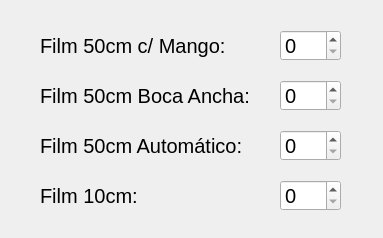
Above: Bolsaco/Rebobinadora.ui from maurocipo/Bolsaco before the change. Below: the same form after it.
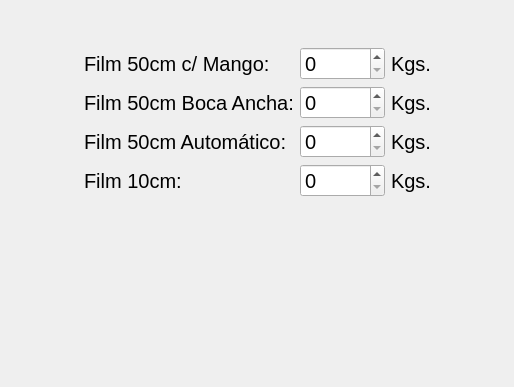
That is the form after the change.

Commit message: - Fixed layouts to work with window resizing. - Added version control of the DB and APP. - Added date control against clock manipulation. - Added automatic backup mechanism.

Patch:
```diff
--- a/Bolsaco/Rebobinadora.ui
+++ b/Bolsaco/Rebobinadora.ui
@@ -6,70 +6,92 @@
    <rect>
     <x>0</x>
     <y>0</y>
-    <width>383</width>
-    <height>238</height>
+    <width>514</width>
+    <height>387</height>
    </rect>
   </property>
   <property name="windowTitle">
    <string>Form</string>
   </property>
+  <layout class="QGridLayout" name="gridLayout_2" rowstretch="1,0,5">
+   <item row="1" column="2">
+    <spacer name="horizontalSpacer_2">
+     <property name="orientation">
+      <enum>Qt::Horizontal</enum>
+     </property>
+     <property name="sizeHint" stdset="0">
+      <size>
+       <width>40</width>
+       <height>20</height>
+      </size>
+     </property>
+    </spacer>
+   </item>
+   <item row="1" column="0">
+    <spacer name="horizontalSpacer">
+     <property name="orientation">
+      <enum>Qt::Horizontal</enum>
+     </property>
+     <property name="sizeHint" stdset="0">
+      <size>
+       <width>40</width>
+       <height>20</height>
+      </size>
+     </property>
+    </spacer>
+   </item>
+   <item row="1" column="1">
+    <layout class="QGridLayout" name="gridLayout">
+     <item row="1" column="2">
+      <widget class="QLabel" name="label_2">
+       <property name="font">
+        <font>
+         <pointsize>15</pointsize>
+        </font>
+       </property>
+       <property name="text">
+        <string>Kgs.</string>
+       </property>
+      </widget>
+     </item>
+     <item row="0" column="2">
+      <widget class="QLabel" name="label">
+       <property name="font">
+        <font>
+         <pointsize>15</pointsize>
+        </font>
+       </property>
+       <property name="text">
+        <string>Kgs.</string>
+       </property>
+      </widget>
+     </item>
+     <item row="2" column="0">
+      <widget class="QLabel" name="Medida3">
+       <property name="font">
+        <font>
+         <pointsize>15</pointsize>
+        </font>
+       </property>
+       <property name="text">
+        <string>Film 50cm Automático:</string>
+       </property>
+      </widget>
+     </item>
+     <item row="0" column="1">
   <widget class="QSpinBox" name="spinBox_Film50CMango">
-   <property name="geometry">
-    <rect>
-     <x>280</x>
-     <y>30</y>
-     <width>61</width>
-     <height>31</height>
-    </rect>
-   </property>
    <property name="font">
     <font>
      <pointsize>15</pointsize>
     </font>
    </property>
-  </widget>
-  <widget class="QSpinBox" name="spinBox_Film50Automatico">
-   <property name="geometry">
-    <rect>
-     <x>280</x>
-     <y>130</y>
-     <width>61</width>
-     <height>31</height>
-    </rect>
-   </property>
-   <property name="font">
-    <font>
-     <pointsize>15</pointsize>
-    </font>
-   </property>
-  </widget>
-  <widget class="QLabel" name="Medida4">
-   <property name="geometry">
-    <rect>
-     <x>40</x>
-     <y>180</y>
-     <width>141</width>
-     <height>31</height>
-    </rect>
-   </property>
-   <property name="font">
-    <font>
-     <pointsize>15</pointsize>
-    </font>
-   </property>
-   <property name="text">
-    <string>Film 10cm:</string>
-   </property>
-  </widget>
+       <property name="maximum">
+        <number>99999</number>
+       </property>
+      </widget>
+     </item>
+     <item row="0" column="0">
   <widget class="QLabel" name="Medida1">
-   <property name="geometry">
-    <rect>
-     <x>40</x>
-     <y>30</y>
-     <width>191</width>
-     <height>31</height>
-    </rect>
-   </property>
    <property name="font">
     <font>
      <pointsize>15</pointsize>
@@ -79,30 +101,21 @@
     <string>Film 50cm c/ Mango:</string>
    </property>
   </widget>
+     </item>
+     <item row="1" column="1">
   <widget class="QSpinBox" name="spinBox_Film50BocaAncha">
-   <property name="geometry">
-    <rect>
-     <x>280</x>
-     <y>80</y>
-     <width>61</width>
-     <height>31</height>
-    </rect>
-   </property>
    <property name="font">
     <font>
      <pointsize>15</pointsize>
     </font>
    </property>
-  </widget>
+       <property name="maximum">
+        <number>99999</number>
+       </property>
+      </widget>
+     </item>
+     <item row="1" column="0">
   <widget class="QLabel" name="Medida2">
-   <property name="geometry">
-    <rect>
-     <x>40</x>
-     <y>80</y>
-     <width>321</width>
-     <height>31</height>
-    </rect>
-   </property>
    <property name="font">
     <font>
      <pointsize>15</pointsize>
@@ -112,39 +125,96 @@
     <string>Film 50cm Boca Ancha:</string>
    </property>
   </widget>
-  <widget class="QLabel" name="Medida3">
-   <property name="geometry">
-    <rect>
-     <x>40</x>
-     <y>130</y>
-     <width>221</width>
-     <height>31</height>
-    </rect>
-   </property>
+     </item>
+     <item row="3" column="0">
+      <widget class="QLabel" name="Medida4">
+       <property name="font">
+        <font>
+         <pointsize>15</pointsize>
+        </font>
+       </property>
+       <property name="text">
+        <string>Film 10cm:</string>
+       </property>
+      </widget>
+     </item>
+     <item row="2" column="1">
+      <widget class="QSpinBox" name="spinBox_Film50Automatico">
    <property name="font">
     <font>
      <pointsize>15</pointsize>
     </font>
    </property>
+       <property name="maximum">
+        <number>99999</number>
+       </property>
+      </widget>
+     </item>
+     <item row="2" column="2">
+      <widget class="QLabel" name="label_3">
+       <property name="font">
+        <font>
+         <pointsize>15</pointsize>
+        </font>
+       </property>
    <property name="text">
-    <string>Film 50cm Automático:</string>
-   </property>
-  </widget>
+        <string>Kgs.</string>
+       </property>
+      </widget>
+     </item>
+     <item row="3" column="1">
   <widget class="QSpinBox" name="spinBox_Film10">
-   <property name="geometry">
-    <rect>
-     <x>280</x>
-     <y>180</y>
-     <width>61</width>
-     <height>31</height>
-    </rect>
-   </property>
+       <property name="font">
+        <font>
+         <pointsize>15</pointsize>
+        </font>
+       </property>
+       <property name="maximum">
+        <number>99999</number>
+       </property>
+      </widget>
+     </item>
+     <item row="3" column="2">
+      <widget class="QLabel" name="label_4">
    <property name="font">
     <font>
      <pointsize>15</pointsize>
     </font>
    </property>
-  </widget>
+       <property name="text">
+        <string>Kgs.</string>
+       </property>
+      </widget>
+     </item>
+    </layout>
+   </item>
+   <item row="2" column="1">
+    <spacer name="verticalSpacer">
+     <property name="orientation">
+      <enum>Qt::Vertical</enum>
+     </property>
+     <property name="sizeHint" stdset="0">
+      <size>
+       <width>20</width>
+       <height>40</height>
+      </size>
+     </property>
+    </spacer>
+   </item>
+   <item row="0" column="1">
+    <spacer name="verticalSpacer_2">
+     <property name="orientation">
+      <enum>Qt::Vertical</enum>
+     </property>
+     <property name="sizeHint" stdset="0">
+      <size>
+       <width>20</width>
+       <height>40</height>
+      </size>
+     </property>
+    </spacer>
+   </item>
+  </layout>
  </widget>
  <tabstops>
   <tabstop>spinBox_Film50CMango</tabstop>
```
Left out of the diff: 6 changed lines with no effect on the pictures. Lines whose indentation alone changed are shown as unchanged. The commit also changes 25 other files.
